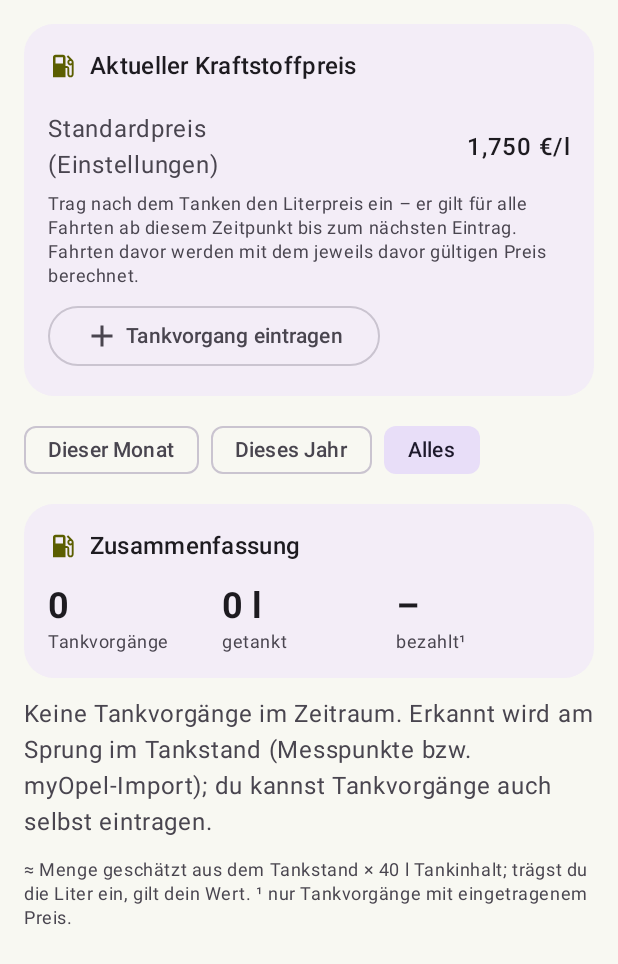
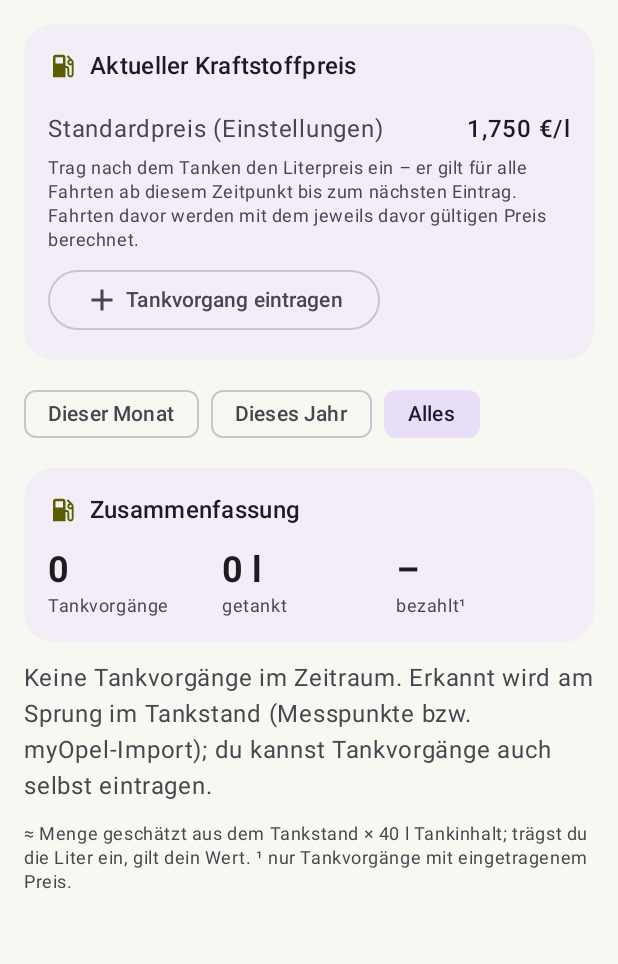
Before and after one commit to mj1985/astra_app, an Android app built with Jetpack Compose: the composable FuelScreen shown on its own in the app's theme, on a phone screen of 412 x 824 dp. Shown: the top 964 px of the screen. Run offline under Robolectric (Android 15) with nearby library versions, the phone set to English and light mode, and no system bars; pictures from the network do not load.

Commit message:
InfoRow-Breiten nach Bedarf, animierter Klima-Knopf
Beschriftungen bekommen ihre volle Breite, wenn der Wert daneben passt; nur bei langen Werten bleibt die 40-%-Untergrenze. Auf der Startseite ist der Klima-Knopf bei laufender Vorklimatisierung gefüllt, animiert und stoppt sie per Tipp.

```diff
--- a/app/src/main/java/com/astraconnect/app/ui/Components.kt
+++ b/app/src/main/java/com/astraconnect/app/ui/Components.kt
@@ -26,8 +26,10 @@ import androidx.compose.ui.draw.clip
 import androidx.compose.ui.graphics.Color
 import androidx.compose.ui.graphics.StrokeCap
 import androidx.compose.ui.graphics.vector.ImageVector
+import androidx.compose.ui.layout.Layout
 import androidx.compose.ui.text.font.FontWeight
 import androidx.compose.ui.text.style.TextAlign
+import androidx.compose.ui.unit.Constraints
 import androidx.compose.ui.unit.dp
 
 @Composable
@@ -58,28 +60,40 @@ fun SectionCard(
 
 @Composable
 fun InfoRow(label: String, value: String, valueColor: Color = Color.Unspecified, icon: ImageVector? = null) {
-    // Beschriftung höchstens 40 %, Wert höchstens 60 % der Breite: ein langer Wert bricht um,
-    // statt die Beschriftung auf Buchstabenbreite zusammenzudrücken.
-    Row(
-        Modifier.fillMaxWidth().padding(vertical = 6.dp),
-        verticalAlignment = Alignment.CenterVertically,
-        horizontalArrangement = Arrangement.SpaceBetween,
-    ) {
-        Row(Modifier.weight(2f, fill = false), verticalAlignment = Alignment.CenterVertically) {
-            if (icon != null) {
-                Icon(icon, null, modifier = Modifier.size(18.dp), tint = MaterialTheme.colorScheme.onSurfaceVariant)
-                Spacer(Modifier.width(10.dp))
+    Layout(
+        modifier = Modifier.fillMaxWidth().padding(vertical = 6.dp),
+        content = {
+            Row(verticalAlignment = Alignment.CenterVertically) {
+                if (icon != null) {
+                    Icon(icon, null, modifier = Modifier.size(18.dp), tint = MaterialTheme.colorScheme.onSurfaceVariant)
+                    Spacer(Modifier.width(10.dp))
+                }
+                Text(label, color = MaterialTheme.colorScheme.onSurfaceVariant)
             }
-            Text(label, color = MaterialTheme.colorScheme.onSurfaceVariant)
+            Text(value, fontWeight = FontWeight.Medium, color = valueColor, textAlign = TextAlign.End)
+        },
+    ) { (labelM, valueM), constraints ->
+        val width = constraints.maxWidth
+        val gap = 12.dp.roundToPx()
+        val widths = infoRowWidths(width, gap, labelM.maxIntrinsicWidth(Int.MAX_VALUE), valueM.maxIntrinsicWidth(Int.MAX_VALUE))
+        val label = labelM.measure(Constraints(maxWidth = widths.first))
+        val value = valueM.measure(Constraints(maxWidth = widths.second))
+        val height = maxOf(label.height, value.height)
+        layout(width, height) {
+            label.placeRelative(0, (height - label.height) / 2)
+            value.placeRelative(width - value.width, (height - value.height) / 2)
         }
-        Text(
-            value,
-            Modifier.weight(3f, fill = false).padding(start = 12.dp),
-            fontWeight = FontWeight.Medium,
-            color = valueColor,
-            textAlign = TextAlign.End,
-        )
     }
+}
+
+/**
+ * Breitenaufteilung für [InfoRow]: Passt beides nebeneinander, bekommt die Beschriftung ihre volle Breite.
+ * Sonst behält sie mindestens 40 % (bzw. so viel, wie sie braucht) und nur der Wert bricht um.
+ */
+internal fun infoRowWidths(width: Int, gap: Int, labelNeeds: Int, valueNeeds: Int): Pair<Int, Int> {
+    val labelW = minOf(labelNeeds, maxOf((width * 0.4).toInt(), width - gap - valueNeeds)).coerceIn(0, width)
+    val valueW = (width - gap - labelW).coerceAtLeast(0)
+    return labelW to valueW
 }
 
 @Composable
```
Also changed, not shown: app/src/main/java/com/astraconnect/app/ui/OverviewScreen.kt (+42 -3 lines), 1 other file.
